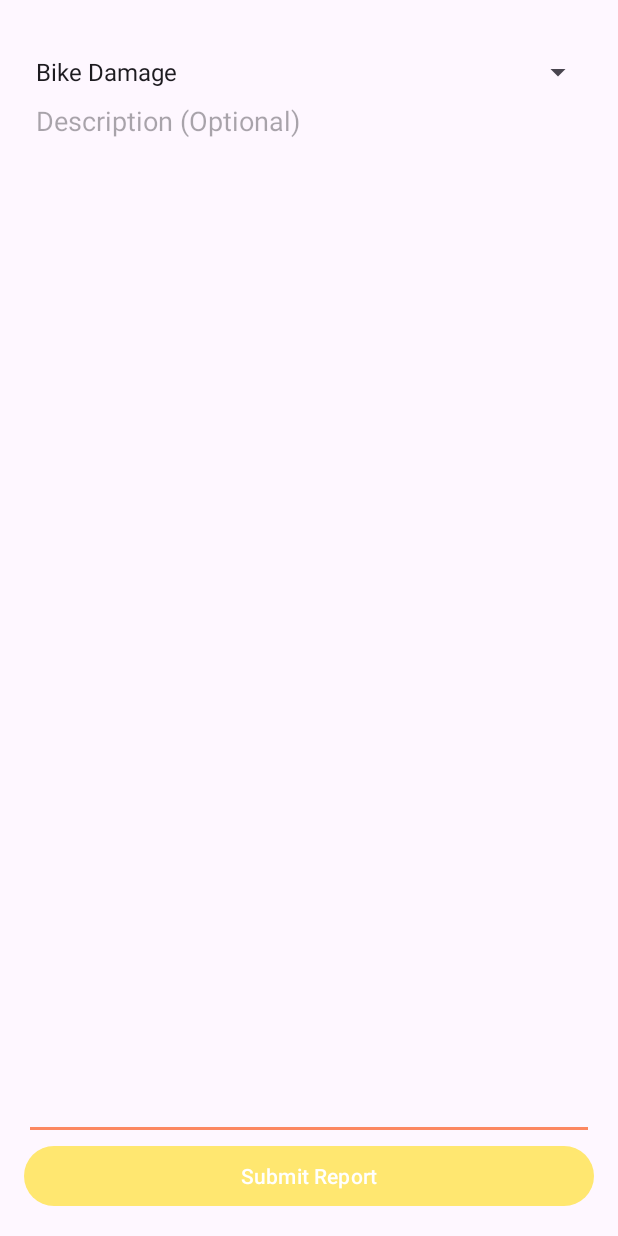
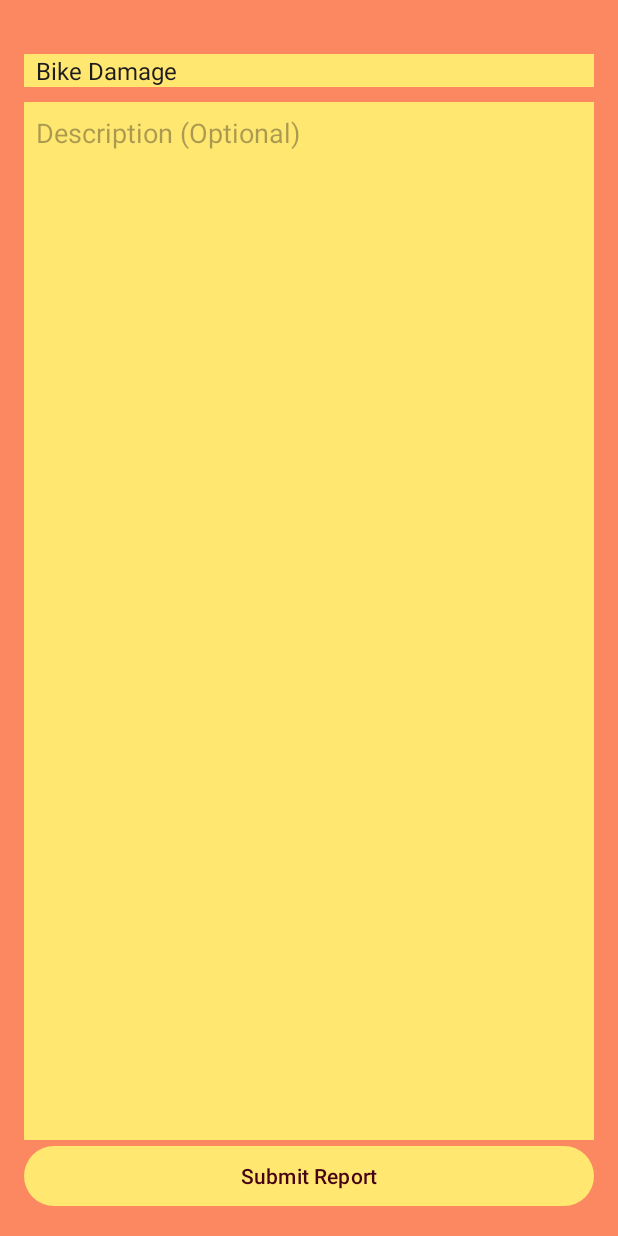
Before and after one commit to Eveline36/BikeSharingG14, an Android app: the ReportScreen screen opened directly, with no data from a screen before it, on a phone screen of 412 x 824 dp. Run offline under Robolectric (Android 15) with nearby library versions, the phone set to English and light mode, and no system bars.

Commit message:
Routing to Report Added

```diff
--- a/app/src/main/res/layout/activity_payment.xml
+++ b/app/src/main/res/layout/activity_payment.xml
@@ -81,7 +81,8 @@
         app:layout_constraintBottom_toBottomOf="parent"
         app:layout_constraintEnd_toEndOf="parent"
         app:layout_constraintStart_toStartOf="parent"
-        android:layout_marginBottom="60dp"/>
+        android:layout_marginBottom="60dp"
+        android:onClick="reportBike"/>
 
     </androidx.constraintlayout.widget.ConstraintLayout>
     <androidx.constraintlayout.widget.ConstraintLayout
--- a/app/src/main/res/layout/activity_report_screen.xml
+++ b/app/src/main/res/layout/activity_report_screen.xml
@@ -7,14 +7,17 @@
     android:layout_height="match_parent"
     android:orientation="vertical"
     android:padding="16dp"
-    android:gravity="center_vertical|center_horizontal">
+    android:gravity="center_vertical|center_horizontal"
+    android:background="@color/citronripe">
 
 <!-- Spinner for Report Type (moved further down using marginTop) -->
 <Spinner
     android:id="@+id/spinnerReportType"
     android:layout_width="match_parent"
     android:layout_height="wrap_content"
-    android:layout_marginTop="20dp" />
+    android:layout_marginTop="20dp"
+    android:background="@color/citron"
+    android:layout_marginBottom="10dp"/>
 
 <!-- EditText for Optional Description (centered vertically and made longer) -->
 <EditText
@@ -26,12 +29,15 @@
     android:inputType="textMultiLine"
     android:lines="6"
     android:gravity="top|start"
-    android:padding="8dp" />
+    android:padding="8dp"
+    android:textColor="@color/darkpeach"
+    android:background="@color/citron"/>
 
 <!-- Submit Button -->
 <Button
     android:id="@+id/btnSubmitReport"
     android:layout_width="match_parent"
     android:layout_height="wrap_content"
-    android:text="Submit Report" />
+    android:text="Submit Report"
+    android:textColor="@color/darkpeach"/>
 </LinearLayout>
```
Also changed, not shown: app/src/main/java/com/example/bikesharingg14/PaymentActivity.java (+17 -2 lines).
